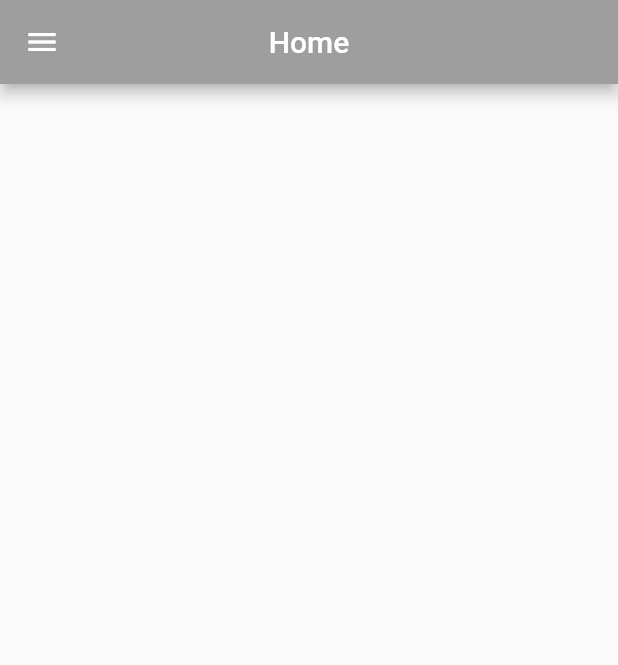
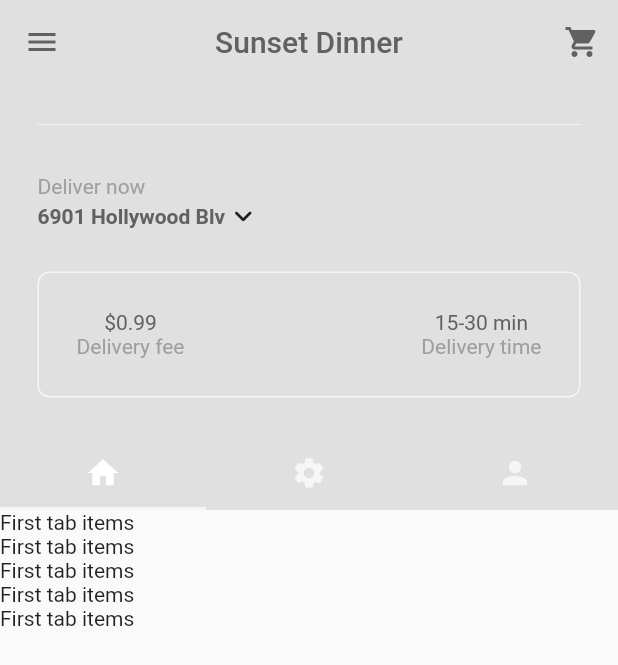
Before and after one commit to AyushSinghAryan/food-delivery-app, a Flutter app: the screen it shows after launch, after a tap on "Sign in", on a phone screen of 412 x 824 dp. Shown: the top 665 px of the screen. Run offline on Flutter 3.47's test engine with Material 2 defaults, Android fonts, the phone set to English and light mode, and no system bars.

Commit message:
Day 2 done

```diff
--- /dev/null
+++ b/lib/components/my_current_location.dart
@@ -0,0 +1,69 @@
+import 'package:flutter/material.dart';
+
+class MyCurrentLocation extends StatelessWidget {
+  const MyCurrentLocation({super.key});
+
+  void openLocationSearchBox(BuildContext context) {
+    showDialog(
+      context: context,
+      builder: (context) => AlertDialog(
+        title: const Text("Your location"),
+        content: const TextField(
+          decoration: InputDecoration(
+            hintText: "Search address..",
+          ),
+        ),
+        actions: [
+          // cancel button
+          MaterialButton(
+            onPressed: () => Navigator.pop(context),
+            child: const Text('Cancel'),
+          ),
+
+          // save button
+          MaterialButton(
+            onPressed: () => Navigator.pop(context),
+            child: const Text('Save'),
+          ),
+        ],
+      ),
+    );
+  }
+
+  @override
+  Widget build(BuildContext context) {
+    return Padding(
+      padding: const EdgeInsets.all(25.0),
+      child: Column(
+        crossAxisAlignment: CrossAxisAlignment.start,
+        children: [
+          Text(
+            "Deliver now",
+            style: TextStyle(
+              color: Theme.of(context).colorScheme.primary,
+            ),
+          ),
+          GestureDetector(
+            onTap: () => openLocationSearchBox(context),
+            // ! this will use to user type their own adress
+            child: Row(
+              children: [
+                // address
+                Text(
+                  "6901 Hollywood Blv",
+                  style: TextStyle(
+                    color: Theme.of(context).colorScheme.inversePrimary,
+                    fontWeight: FontWeight.bold,
+                  ),
+                ),
+
+                // drop down menu
+                Icon(Icons.keyboard_arrow_down_rounded)
+              ],
+            ),
+          )
+        ],
+      ),
+    );
+  }
+}
--- /dev/null
+++ b/lib/components/my_description_box.dart
@@ -0,0 +1,58 @@
+import 'package:flutter/material.dart';
+
+class MyDescriptionBox extends StatelessWidget {
+  const MyDescriptionBox({super.key});
+
+  @override
+  Widget build(BuildContext context) {
+    // textstyle
+    var myPrimaryTextStyle =
+        TextStyle(color: Theme.of(context).colorScheme.inversePrimary);
+    var mySecondaryTextStyle =
+        TextStyle(color: Theme.of(context).colorScheme.primary);
+
+    return Container(
+      decoration: BoxDecoration(
+        border: Border.all(
+          color: Theme.of(context).colorScheme.secondary,
+        ),
+        borderRadius: BorderRadius.circular(8),
+      ),
+      padding: const EdgeInsets.all(25),
+      margin: const EdgeInsets.only(left: 25, right: 25, bottom: 25),
+      child: Row(
+        mainAxisAlignment: MainAxisAlignment.spaceBetween,
+        children: [
+          // delivery fee
+          Column(
+            children: [
+              Text(
+                '\$0.99',
+                style: myPrimaryTextStyle,
+              ),
+              Text(
+                'Delivery fee',
+                style: mySecondaryTextStyle,
+              )
+            ],
+          ),
+
+          // delivery time
+
+          Column(
+            children: [
+              Text(
+                '15-30 min',
+                style: myPrimaryTextStyle,
+              ),
+              Text(
+                'Delivery time',
+                style: mySecondaryTextStyle,
+              )
+            ],
+          ),
+        ],
+      ),
+    );
+  }
+}
--- /dev/null
+++ b/lib/components/my_silver_app_bar.dart
@@ -0,0 +1,45 @@
+// ignore_for_file: public_member_api_docs, sort_constructors_first
+import 'package:flutter/material.dart';
+
+class MySliverAppBar extends StatelessWidget {
+  final Widget child;
+  final Widget title;
+  const MySliverAppBar({
+    Key? key,
+    required this.child,
+    required this.title,
+  }) : super(key: key);
+
+  @override
+  Widget build(BuildContext context) {
+    return SliverAppBar(
+      expandedHeight: 340,
+      collapsedHeight: 120,
+      floating: false,
+      pinned: true,
+      actions: [
+        // cart button
+        IconButton(
+          onPressed: () {},
+          icon: const Icon(
+            Icons.shopping_cart,
+          ),
+        )
+      ],
+      backgroundColor: Theme.of(context).colorScheme.background,
+      foregroundColor: Theme.of(context).colorScheme.inversePrimary,
+      title: const Text("Sunset Dinner"),
+      centerTitle: true,
+      flexibleSpace: FlexibleSpaceBar(
+        background: Padding(
+          padding: const EdgeInsets.only(bottom: 50.0),
+          child: child,
+        ),
+        title: title,
+        centerTitle: true,
+        titlePadding: const EdgeInsets.only(left: 0, right: 0, top: 0),
+        expandedTitleScale: 1,
+      ),
+    );
+  }
+}
--- /dev/null
+++ b/lib/components/my_tab_bar.dart
@@ -0,0 +1,40 @@
+// ignore_for_file: public_member_api_docs, sort_constructors_first
+import 'package:flutter/material.dart';
+
+class MyTabBar extends StatelessWidget {
+  final TabController tabController;
+
+  const MyTabBar({
+    Key? key,
+    required this.tabController,
+  }) : super(key: key);
+
+  @override
+  Widget build(BuildContext context) {
+    return Container(
+      child: TabBar(
+        controller: tabController,
+        tabs: [
+          // 1s tab
+          Tab(
+            icon: Icon(
+              Icons.home,
+            ),
+          ),
+          // 2nd tab
+          Tab(
+            icon: Icon(
+              Icons.settings,
+            ),
+          ),
+          // 3rd tab
+          Tab(
+            icon: Icon(
+              Icons.person,
+            ),
+          ),
+        ],
+      ),
+    );
+  }
+}
--- a/lib/pages/home_page.dart
+++ b/lib/pages/home_page.dart
@@ -1,5 +1,9 @@
 import 'package:flutter/material.dart';
+import 'package:flutter_food_delivary_app/components/my_current_location.dart';
+import 'package:flutter_food_delivary_app/components/my_description_box.dart';
 import 'package:flutter_food_delivary_app/components/my_drawer.dart';
+import 'package:flutter_food_delivary_app/components/my_silver_app_bar.dart';
+import 'package:flutter_food_delivary_app/components/my_tab_bar.dart';
 
 class HomePage extends StatefulWidget {
   const HomePage({super.key});
@@ -8,15 +12,70 @@ class HomePage extends StatefulWidget {
   State<HomePage> createState() => _HomePageState();
 }
 
-class _HomePageState extends State<HomePage> {
+class _HomePageState extends State<HomePage>
+    with SingleTickerProviderStateMixin {
+  // tab bar  controller
+  late TabController _tabController;
+
+  @override
+  void initState() {
+    super.initState();
+    _tabController = TabController(length: 3, vsync: this);
+  }
+
+  @override
+  void dispose() {
+    _tabController.dispose();
+    super.dispose();
+  }
+
   @override
   Widget build(BuildContext context) {
     return Scaffold(
-      appBar: AppBar(
-        title: const Text("Home"),
-        centerTitle: true,
-      ),
-      drawer: MyDrawer(),
+      drawer: const MyDrawer(),
+      body: NestedScrollView(
+          headerSliverBuilder: (context, innerBoxIsScrolled) => [
+                MySliverAppBar(
+                  title: MyTabBar(tabController: _tabController),
+                  child: Column(
+                    mainAxisAlignment: MainAxisAlignment.end,
+                    crossAxisAlignment: CrossAxisAlignment.start,
+                    children: [
+                      Divider(
+                        indent: 25,
+                        endIndent: 25,
+                        color: Theme.of(context).colorScheme.secondary,
+                      ),
+
+                      // my currrent location
+                      const MyCurrentLocation(),
+
+                      // description box
+                      const MyDescriptionBox()
+                    ],
+                  ),
+                ),
+              ],
+          body: TabBarView(controller: _tabController, children: [
+            ListView.builder(
+              itemCount: 5,
+              itemBuilder: (context, index) => Text(
+                "First tab items",
+              ),
+            ),
+            ListView.builder(
+              itemCount: 5,
+              itemBuilder: (context, index) => Text(
+                "Second tab items",
+              ),
+            ),
+            ListView.builder(
+              itemCount: 5,
+              itemBuilder: (context, index) => Text(
+                "Third tab items",
+              ),
+            ),
+          ])),
     );
   }
 }
```
Also changed, not shown: lib/components/my_drawer.dart (+36 -0 lines), lib/components/my_drawer_tile.dart (added, +34 -0 lines), lib/models/food.dart (added, +31 -0 lines), lib/pages/settings_page.dart (added, +53 -0 lines).
